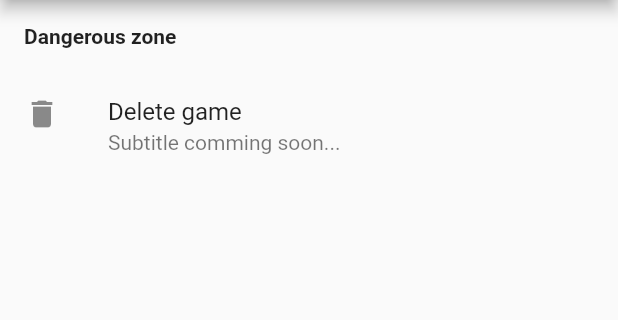
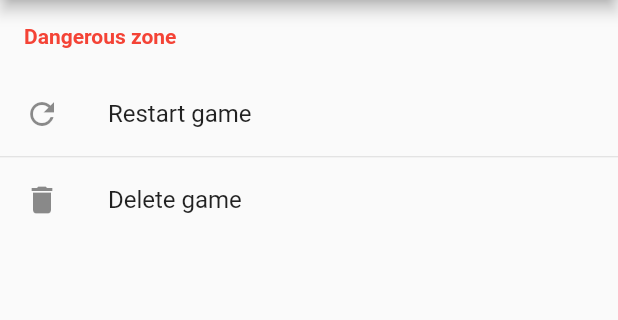
Before and after one commit to LeLuxNet/Vs, a Flutter app: the GameSettingsScreen screen opened directly with empty values, on a phone screen of 412 x 824 dp, the part 84-404 px from its top. Run offline on Flutter 3.47's test engine with Material 2 defaults, Android fonts, the phone set to English and light mode, and no system bars; our stand-ins replace get_it, material_design_icons_flutter, sembast.

Commit message:
Restart game

```diff
--- a/lib/screens/game_settings_screen.dart
+++ b/lib/screens/game_settings_screen.dart
@@ -23,13 +23,19 @@ class _GameSettingsScreenState extends State<GameSettingsScreen> {
         appBar: AppBar(
             title: Text(AppLocalizations.of(context).translate("editGame"))),
         body: ListView(children: <Widget>[
-          ListSection(
-              AppLocalizations.of(context).translate("dangerousZone"),
-              [
+          ListSection(AppLocalizations.of(context).translate("dangerousZone"), [
             ListTile(
-                  title: Text(
-                      AppLocalizations.of(context).translate("deleteGame")),
-                  subtitle: Text('Subtitle comming soon...'),
+              title: Text(AppLocalizations.of(context).translate("restartGame")),
+              leading: Icon(Icons.refresh),
+              onTap: () {
+                setState(() {
+                  widget.game.restart();
+                  Navigator.pop(context);
+                });
+              },
+            ),
+            ListTile(
+              title: Text(AppLocalizations.of(context).translate("deleteGame")),
               leading: Icon(Icons.delete),
               onTap: () {
                 setState(() {
@@ -39,7 +45,7 @@ class _GameSettingsScreenState extends State<GameSettingsScreen> {
                 });
               },
             )
-              ],)
+          ], color: Colors.red)
         ]));
   }
 }
```
Also changed, not shown: lib/models/game.dart (+3 -4 lines). Lines whose indentation alone changed are shown as unchanged.
